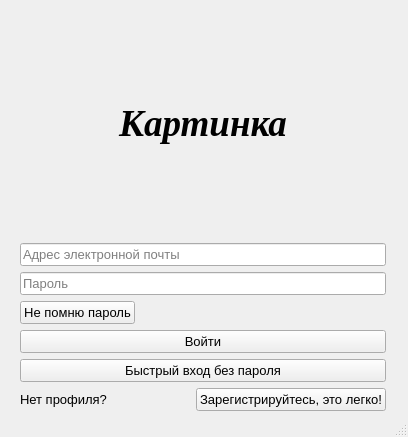
Qt form data/etc/Login.ui (Substance-live/Train_application) before a commit.
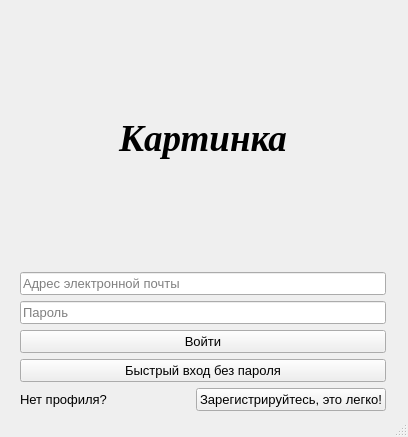
The same form after that commit.

Commit message: Fix minor design UI problems

Patch:
```diff
--- a/data/etc/Login.ui
+++ b/data/etc/Login.ui
@@ -28,7 +28,7 @@
       <pointsize>10</pointsize>
      </font>
     </property>
-    <layout class="QVBoxLayout" name="verticalLayout" stretch="0,0,0,0,0,0,0">
+    <layout class="QVBoxLayout" name="verticalLayout" stretch="0,0,0,0,0,0">
      <item>
       <widget class="QLabel" name="label_image">
        <property name="sizePolicy">
@@ -47,7 +47,6 @@
         <font>
          <family>Times New Roman</family>
          <pointsize>28</pointsize>
-         <weight>75</weight>
          <italic>true</italic>
          <bold>true</bold>
         </font>
@@ -104,38 +103,14 @@
          <pointsize>10</pointsize>
         </font>
        </property>
+       <property name="echoMode">
+        <enum>QLineEdit::EchoMode::Password</enum>
+       </property>
        <property name="placeholderText">
         <string>Пароль</string>
        </property>
       </widget>
      </item>
-     <item>
-      <widget class="QPushButton" name="but_recovery">
-       <property name="sizePolicy">
-        <sizepolicy hsizetype="Fixed" vsizetype="Minimum">
-         <horstretch>0</horstretch>
-         <verstretch>0</verstretch>
-        </sizepolicy>
-       </property>
-       <property name="maximumSize">
-        <size>
-         <width>16777215</width>
-         <height>16777215</height>
-        </size>
-       </property>
-       <property name="font">
-        <font>
-         <pointsize>10</pointsize>
-        </font>
-       </property>
-       <property name="layoutDirection">
-        <enum>Qt::LeftToRight</enum>
-       </property>
-       <property name="text">
-        <string>Не помню пароль</string>
-       </property>
-      </widget>
-     </item>
      <item>
       <widget class="QPushButton" name="but_login">
        <property name="sizePolicy">
```
Left out of the diff: 6 changed lines with no effect on the pictures. The commit also changes 5 other files.
